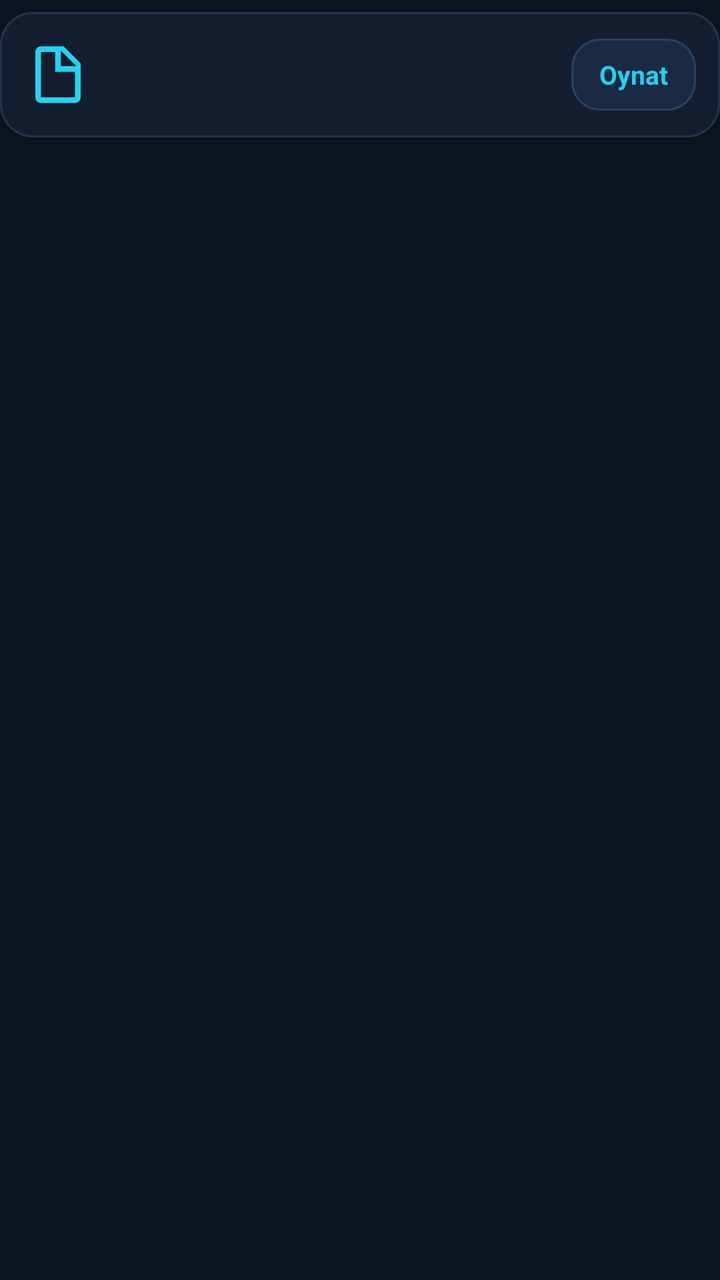
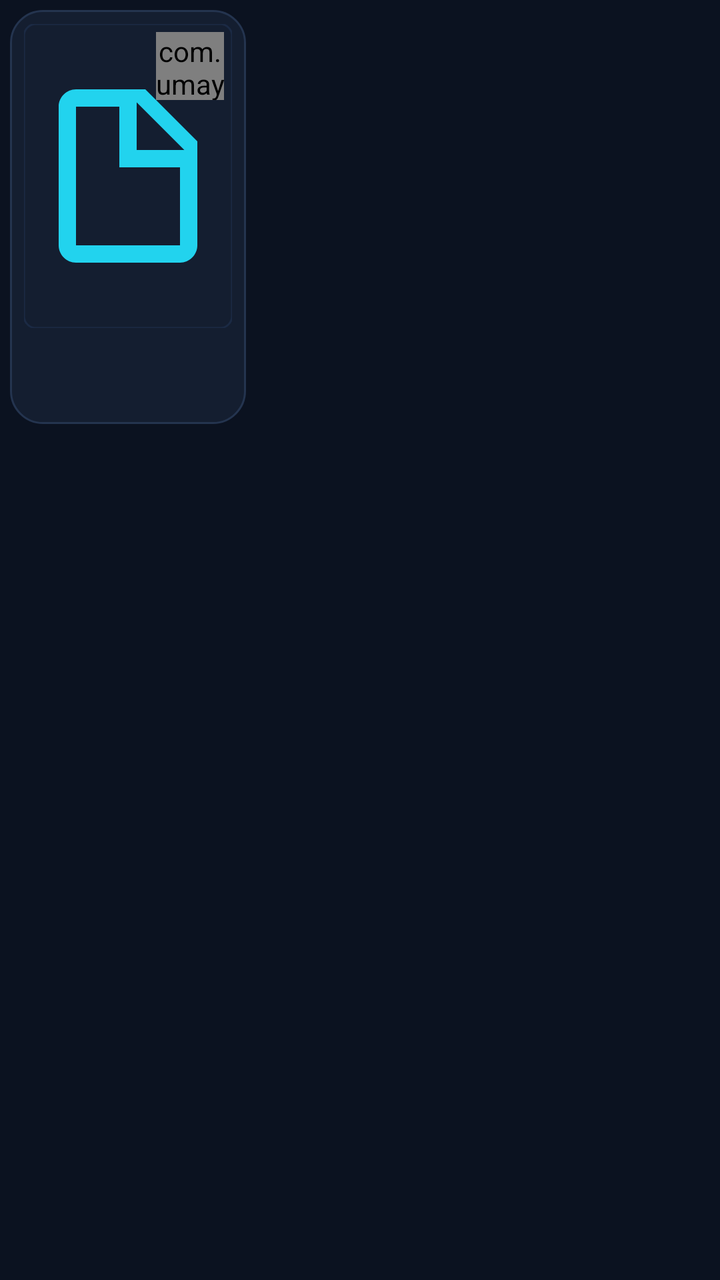

An Android layout rendered at two revisions. The XML below is the earlier revision; the diff shows what the commit changed to produce the second picture.
<!-- AndroidManifest.xml: application theme Theme.UmayPdf -->
<!-- res/layout/item_book.xml -->
<?xml version="1.0" encoding="utf-8"?>
<LinearLayout xmlns:android="http://schemas.android.com/apk/res/android"
    android:layout_width="match_parent"
    android:layout_height="wrap_content"
    android:orientation="vertical"
    android:paddingTop="6dp"
    android:paddingBottom="6dp">

    <LinearLayout
        android:id="@+id/bookRow"
        android:layout_width="match_parent"
        android:layout_height="wrap_content"
        android:background="@drawable/bg_panel"
        android:gravity="center_vertical"
        android:orientation="horizontal"
        android:padding="12dp">

        <ImageView
            android:layout_width="34dp"
            android:layout_height="34dp"
            android:contentDescription="PDF"
            android:src="@drawable/ic_pdf"
            app:tint="@color/umay_accent"
            xmlns:app="http://schemas.android.com/apk/res-auto" />

        <LinearLayout
            android:layout_width="0dp"
            android:layout_height="wrap_content"
            android:layout_marginStart="12dp"
            android:layout_weight="1"
            android:orientation="vertical">

            <TextView
                android:id="@+id/bookName"
                android:layout_width="match_parent"
                android:layout_height="wrap_content"
                android:ellipsize="middle"
                android:singleLine="true"
                android:textColor="@color/umay_text"
                android:textSize="15sp"
                android:textStyle="bold" />

            <TextView
                android:id="@+id/bookMeta"
                android:layout_width="match_parent"
                android:layout_height="wrap_content"
                android:layout_marginTop="2dp"
                android:textColor="@color/umay_text_dim"
                android:textSize="12sp" />
        </LinearLayout>

        <TextView
            android:id="@+id/bookAction"
            android:layout_width="wrap_content"
            android:layout_height="36dp"
            android:background="@drawable/bg_button_secondary"
            android:gravity="center"
            android:paddingStart="14dp"
            android:paddingEnd="14dp"
            android:text="@string/oynat"
            android:textColor="@color/umay_accent"
            android:textSize="13sp"
            android:textStyle="bold" />
    </LinearLayout>

</LinearLayout>
<!-- resources referenced by this layout -->
<resources>
  <color name="umay_accent">#22D3EE</color>
  <color name="umay_text">#E5EFFF</color>
  <color name="umay_text_dim">#8AA0C2</color>
  <!-- drawable bg_button_secondary (drawable) -->
  <?xml version="1.0" encoding="utf-8"?>
  <shape xmlns:android="http://schemas.android.com/apk/res/android">
      <solid android:color="@color/umay_panel2" />
      <corners android:radius="14dp" />
      <stroke android:width="1dp" android:color="#2C4060" />
  </shape>
  <!-- drawable bg_panel (drawable) -->
  <?xml version="1.0" encoding="utf-8"?>
  <shape xmlns:android="http://schemas.android.com/apk/res/android">
      <solid android:color="@color/umay_panel" />
      <corners android:radius="16dp" />
      <stroke android:width="1dp" android:color="#24344F" />
  </shape>
  <!-- drawable ic_pdf (drawable) -->
  <?xml version="1.0" encoding="utf-8"?>
  <vector xmlns:android="http://schemas.android.com/apk/res/android"
      android:width="24dp" android:height="24dp"
      android:viewportWidth="24" android:viewportHeight="24"
      android:tint="@color/umay_text">
      <path android:fillColor="#FFFFFF" android:pathData="M14,2H6c-1.1,0 -2,0.9 -2,2v16c0,1.1 0.9,2 2,2h12c1.1,0 2,-0.9 2,-2V8l-6,-6zM13,9V3.5L18.5,9H13zM6,20V4h5v7h7v9H6z" />
  </vector>
  <string name="oynat">Oynat</string>
  <style name="Theme.UmayPdf" parent="Theme.MaterialComponents.DayNight.NoActionBar">
          <item name="colorPrimary">@color/umay_accent</item>
          <item name="colorPrimaryVariant">@color/umay_accent_dark</item>
          <item name="colorOnPrimary">#04121A</item>
          <item name="colorSecondary">@color/umay_accent</item>
          <item name="android:windowBackground">@color/umay_bg</item>
          <item name="android:statusBarColor">@color/umay_bg</item>
          <item name="android:navigationBarColor">@color/umay_bg</item>
          <item name="android:textColorPrimary">@color/umay_text</item>
          <item name="android:textColorSecondary">@color/umay_text_dim</item>
      </style>
  <color name="umay_panel2">#1B2A44</color>
  <color name="umay_panel">#141E30</color>
  <color name="umay_accent_dark">#0891B2</color>
  <color name="umay_bg">#0B1220</color>
</resources>

<!-- the commit's change to res/layout/item_book.xml (unified diff, before → after) -->
@@ -1,66 +1,66 @@
 <?xml version="1.0" encoding="utf-8"?>
 <LinearLayout xmlns:android="http://schemas.android.com/apk/res/android"
-    android:layout_width="match_parent"
+    xmlns:app="http://schemas.android.com/apk/res-auto"
+    android:layout_width="wrap_content"
     android:layout_height="wrap_content"
     android:orientation="vertical"
-    android:paddingTop="6dp"
-    android:paddingBottom="6dp">
+    android:paddingStart="5dp"
+    android:paddingTop="5dp"
+    android:paddingEnd="5dp"
+    android:paddingBottom="5dp">
 
     <LinearLayout
         android:id="@+id/bookRow"
-        android:layout_width="match_parent"
+        android:layout_width="118dp"
         android:layout_height="wrap_content"
         android:background="@drawable/bg_panel"
-        android:gravity="center_vertical"
-        android:orientation="horizontal"
-        android:padding="12dp">
+        android:orientation="vertical"
+        android:padding="7dp">
 
-        <ImageView
-            android:layout_width="34dp"
-            android:layout_height="34dp"
-            android:contentDescription="PDF"
-            android:src="@drawable/ic_pdf"
-            app:tint="@color/umay_accent"
-            xmlns:app="http://schemas.android.com/apk/res-auto" />
+        <FrameLayout
+            android:layout_width="match_parent"
+            android:layout_height="152dp">
 
-        <LinearLayout
-            android:layout_width="0dp"
-            android:layout_height="wrap_content"
-            android:layout_marginStart="12dp"
-            android:layout_weight="1"
-            android:orientation="vertical">
+            <com.google.android.material.imageview.ShapeableImageView
+                android:id="@+id/bookCover"
+                android:layout_width="match_parent"
+                android:layout_height="match_parent"
+                android:contentDescription="@string/app_name"
+                android:scaleType="fitCenter"
+                android:src="@drawable/ic_pdf"
+                app:shapeAppearanceOverlay="@style/shape_cover"
+                app:strokeColor="@color/umay_panel2"
+                app:strokeWidth="1dp"
+                app:tint="@color/umay_accent" />
 
-            <TextView
-                android:id="@+id/bookName"
-                android:layout_width="match_parent"
-                android:layout_height="wrap_content"
-                android:ellipsize="middle"
-                android:singleLine="true"
-                android:textColor="@color/umay_text"
-                android:textSize="15sp"
-                android:textStyle="bold" />
-
-            <TextView
-                android:id="@+id/bookMeta"
-                android:layout_width="match_parent"
-                android:layout_height="wrap_content"
-                android:layout_marginTop="2dp"
-                android:textColor="@color/umay_text_dim"
-                android:textSize="12sp" />
-        </LinearLayout>
+            
+            <com.umay.pdfreader.ProgressRingView
+                android:id="@+id/bookRing"
+                android:layout_width="34dp"
+                android:layout_height="34dp"
+                android:layout_gravity="top|end"
+                android:layout_margin="4dp" />
+        </FrameLayout>
 
         <TextView
-            android:id="@+id/bookAction"
-            android:layout_width="wrap_content"
-            android:layout_height="36dp"
-            android:background="@drawable/bg_button_secondary"
-            android:gravity="center"
-            android:paddingStart="14dp"
-            android:paddingEnd="14dp"
-            android:text="@string/oynat"
-            android:textColor="@color/umay_accent"
-            android:textSize="13sp"
+            android:id="@+id/bookName"
+            android:layout_width="match_parent"
+            android:layout_height="wrap_content"
+            android:layout_marginTop="7dp"
+            android:ellipsize="end"
+            android:maxLines="2"
+            android:textColor="@color/umay_text"
+            android:textSize="12.5sp"
             android:textStyle="bold" />
+
+        <TextView
+            android:id="@+id/bookMeta"
+            android:layout_width="match_parent"
+            android:layout_height="wrap_content"
+            android:layout_marginTop="2dp"
+            android:ellipsize="end"
+            android:singleLine="true"
+            android:textColor="@color/umay_text_dim"
+            android:textSize="11sp" />
     </LinearLayout>
-
 </LinearLayout>
<!-- resource entries referenced after the edit -->
@@ -3,13 +3,6 @@
   <color name="umay_accent">#22D3EE</color>
   <color name="umay_text">#E5EFFF</color>
   <color name="umay_text_dim">#8AA0C2</color>
-  <!-- drawable bg_button_secondary (drawable) -->
-  <?xml version="1.0" encoding="utf-8"?>
-  <shape xmlns:android="http://schemas.android.com/apk/res/android">
-      <solid android:color="@color/umay_panel2" />
-      <corners android:radius="14dp" />
-      <stroke android:width="1dp" android:color="#2C4060" />
-  </shape>
   <!-- drawable bg_panel (drawable) -->
   <?xml version="1.0" encoding="utf-8"?>
   <shape xmlns:android="http://schemas.android.com/apk/res/android">
@@ -25,21 +18,47 @@
       android:tint="@color/umay_text">
       <path android:fillColor="#FFFFFF" android:pathData="M14,2H6c-1.1,0 -2,0.9 -2,2v16c0,1.1 0.9,2 2,2h12c1.1,0 2,-0.9 2,-2V8l-6,-6zM13,9V3.5L18.5,9H13zM6,20V4h5v7h7v9H6z" />
   </vector>
-  <string name="oynat">Oynat</string>
-  <style name="Theme.UmayPdf" parent="Theme.MaterialComponents.DayNight.NoActionBar">
+  <string name="app_name">Umay PDF Okuyucu</string>
+  <style name="shape_cover" parent="">
+          <item name="cornerFamily">rounded</item>
+          <item name="cornerSize">6dp</item>
+      </style>
+  <style name="Theme.UmayPdf" parent="Theme.Material3.Dark.NoActionBar">
           <item name="colorPrimary">@color/umay_accent</item>
-          <item name="colorPrimaryVariant">@color/umay_accent_dark</item>
           <item name="colorOnPrimary">#04121A</item>
+          <item name="colorPrimaryContainer">@color/umay_accent_dark</item>
+          <item name="colorOnPrimaryContainer">#04121A</item>
           <item name="colorSecondary">@color/umay_accent</item>
+          <item name="colorOnSecondary">#04121A</item>
+          <item name="colorTertiary">#A78BFA</item>
+          <item name="colorSurface">@color/umay_panel</item>
+          <item name="colorOnSurface">@color/umay_text</item>
+          <item name="colorSurfaceVariant">@color/umay_panel2</item>
+          <item name="colorOnSurfaceVariant">@color/umay_text_dim</item>
+          <item name="colorOutline">#2C4060</item>
+          <item name="android:colorBackground">@color/umay_bg</item>
           <item name="android:windowBackground">@color/umay_bg</item>
           <item name="android:statusBarColor">@color/umay_bg</item>
           <item name="android:navigationBarColor">@color/umay_bg</item>
           <item name="android:textColorPrimary">@color/umay_text</item>
           <item name="android:textColorSecondary">@color/umay_text_dim</item>
+          <item name="materialAlertDialogTheme">@style/ThemeOverlay.UmayDialog</item>
       </style>
   <color name="umay_panel2">#1B2A44</color>
   <color name="umay_panel">#141E30</color>
   <color name="umay_accent_dark">#0891B2</color>
   <color name="umay_bg">#0B1220</color>
+  <style name="ThemeOverlay.UmayDialog" parent="ThemeOverlay.Material3.MaterialAlertDialog">
+          <item name="colorSurface">@color/umay_panel</item>
+          <item name="colorOnSurface">@color/umay_text</item>
+          <item name="colorPrimary">@color/umay_accent</item>
+          <item name="colorOnPrimary">#04121A</item>
+          <item name="buttonBarPositiveButtonStyle">@style/UmayDialogButton</item>
+          <item name="buttonBarNegativeButtonStyle">@style/UmayDialogButton</item>
+          <item name="buttonBarNeutralButtonStyle">@style/UmayDialogButton</item>
+      </style>
+  <style name="UmayDialogButton" parent="Widget.Material3.Button.TextButton.Dialog">
+          <item name="android:textColor">@color/umay_accent</item>
+      </style>
 </resources>
 
